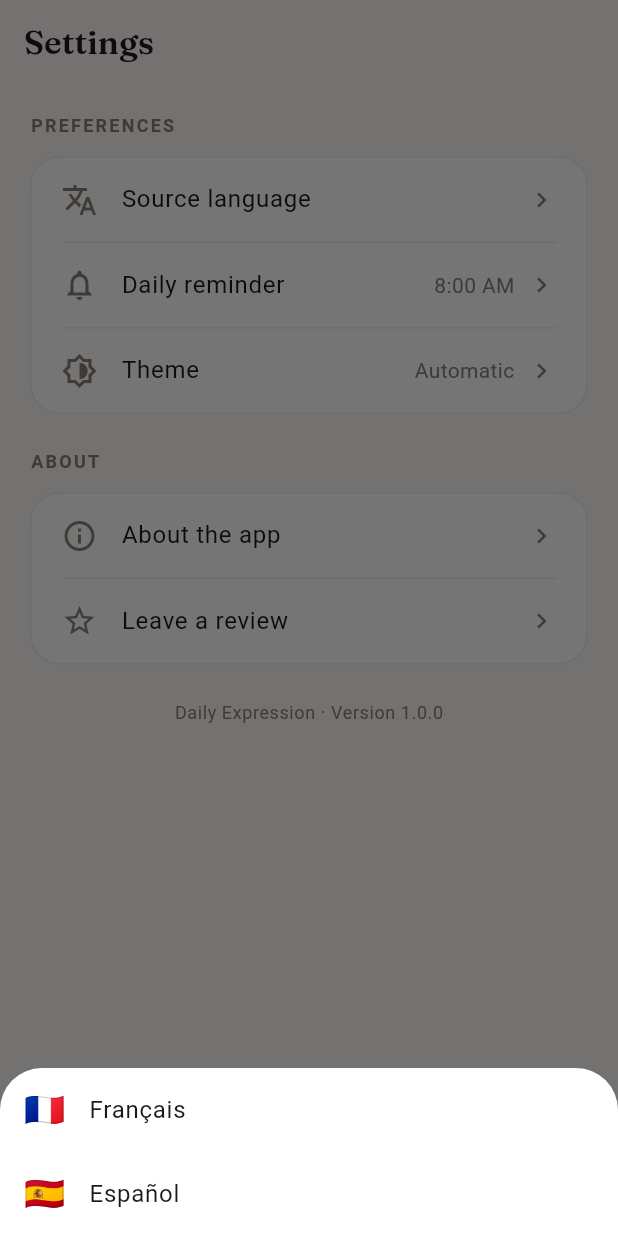
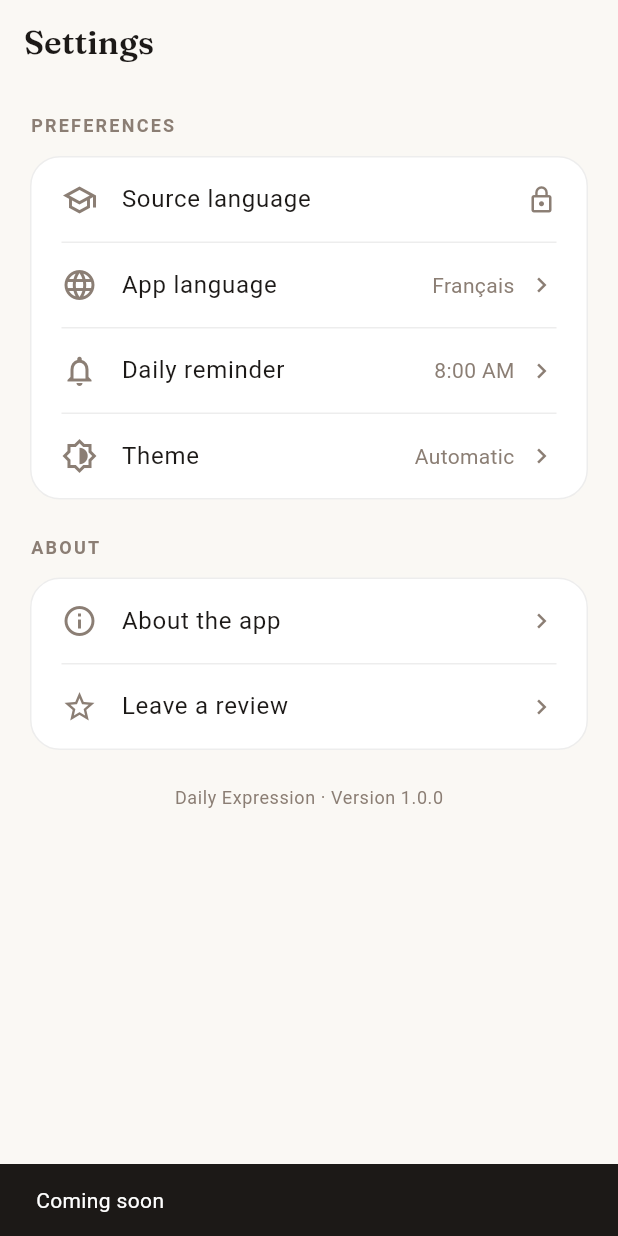
Before and after one commit to romgrm/dailyexpression, a Flutter app: the SettingsScreen screen opened by its route, after a tap on "Source language", on a phone screen of 412 x 824 dp. Run offline on Flutter 3.47's test engine with Material 3 defaults, Android fonts, the phone set to English and light mode, and no system bars; our stand-ins replace flutter_bloc, go_router, google_fonts, logger, shared_preferences; accounts and stored records are empty; generated files the repository leaves out were written again.

Commit message:
feat(core): adding app langage selection in settings

```diff
--- a/lib/data/repositories/settings_repository.dart
+++ b/lib/data/repositories/settings_repository.dart
@@ -18,10 +18,12 @@ class SettingsRepository {
   static const _themeModeKey = 'theme_mode';
   static const _onboardingCompleteKey = 'onboarding_complete';
   static const _userSeedKey = 'user_seed';
+  static const _appLanguageKey = 'app_language';
 
   AppSettings read() {
     return AppSettings(
       nativeLanguage: _prefs.getString(_nativeLanguageKey),
+      appLanguage: _prefs.getString(_appLanguageKey),
       reminderHour: _prefs.getInt(_reminderHourKey) ?? 8,
       reminderMinute: _prefs.getInt(_reminderMinuteKey) ?? 0,
       themeMode: _themeModeFromName(_prefs.getString(_themeModeKey)),
@@ -33,6 +35,10 @@ class SettingsRepository {
     final native = settings.nativeLanguage;
     if (native != null) {
       await _prefs.setString(_nativeLanguageKey, native);
+    }
+    final appLanguage = settings.appLanguage;
+    if (appLanguage != null) {
+      await _prefs.setString(_appLanguageKey, appLanguage);
     }
     await _prefs.setInt(_reminderHourKey, settings.reminderHour);
     await _prefs.setInt(_reminderMinuteKey, settings.reminderMinute);
--- a/lib/domain/models/app_settings.dart
+++ b/lib/domain/models/app_settings.dart
@@ -5,15 +5,22 @@ import 'app_theme_mode.dart';
 class AppSettings {
   const AppSettings({
     this.nativeLanguage,
+    this.appLanguage,
     this.reminderHour = 8,
     this.reminderMinute = 0,
     this.themeMode = AppThemeMode.system,
     this.onboardingComplete = false,
   });
 
-  /// The user's native language code (e.g. 'fr', 'es'); null until chosen
-  /// during onboarding.
+  /// The user's native (source) language code (e.g. 'fr', 'es'); null until
+  /// chosen during onboarding. Defines the corpus pair and is not user-editable
+  /// on the free tier (changing/adding pairs is a premium feature).
   final String? nativeLanguage;
+
+  /// The app UI (wording) language code; null until onboarding. Free users can
+  /// switch it between their source and target languages, independently of the
+  /// corpus pair.
+  final String? appLanguage;
   final int reminderHour;
   final int reminderMinute;
   final AppThemeMode themeMode;
@@ -21,6 +28,7 @@ class AppSettings {
 
   AppSettings copyWith({
     String? nativeLanguage,
+    String? appLanguage,
     int? reminderHour,
     int? reminderMinute,
     AppThemeMode? themeMode,
@@ -28,6 +36,7 @@ class AppSettings {
   }) {
     return AppSettings(
       nativeLanguage: nativeLanguage ?? this.nativeLanguage,
+      appLanguage: appLanguage ?? this.appLanguage,
       reminderHour: reminderHour ?? this.reminderHour,
       reminderMinute: reminderMinute ?? this.reminderMinute,
       themeMode: themeMode ?? this.themeMode,
@@ -40,6 +49,7 @@ class AppSettings {
       identical(this, other) ||
       other is AppSettings &&
           other.nativeLanguage == nativeLanguage &&
+          other.appLanguage == appLanguage &&
           other.reminderHour == reminderHour &&
           other.reminderMinute == reminderMinute &&
           other.themeMode == themeMode &&
@@ -48,6 +58,7 @@ class AppSettings {
   @override
   int get hashCode => Object.hash(
         nativeLanguage,
+        appLanguage,
         reminderHour,
         reminderMinute,
         themeMode,
--- a/lib/l10n/app_en.arb
+++ b/lib/l10n/app_en.arb
@@ -35,6 +35,7 @@
   "settingsPreferences": "Preferences",
   "settingsAbout": "About",
   "settingsSourceLanguage": "Source language",
+  "settingsAppLanguage": "App language",
   "settingsDailyReminder": "Daily reminder",
   "settingsTheme": "Theme",
   "settingsThemeSystem": "Automatic",
--- a/lib/l10n/app_es.arb
+++ b/lib/l10n/app_es.arb
@@ -26,6 +26,7 @@
   "settingsPreferences": "Preferencias",
   "settingsAbout": "Acerca de",
   "settingsSourceLanguage": "Idioma de origen",
+  "settingsAppLanguage": "Idioma de la app",
   "settingsDailyReminder": "Recordatorio diario",
   "settingsTheme": "Tema",
   "settingsThemeSystem": "Automático",
--- a/lib/l10n/app_fr.arb
+++ b/lib/l10n/app_fr.arb
@@ -26,6 +26,7 @@
   "settingsPreferences": "Préférences",
   "settingsAbout": "À propos",
   "settingsSourceLanguage": "Langue source",
+  "settingsAppLanguage": "Langue de l'app",
   "settingsDailyReminder": "Rappel quotidien",
   "settingsTheme": "Thème",
   "settingsThemeSystem": "Automatique",
--- a/lib/main.dart
+++ b/lib/main.dart
@@ -95,12 +95,14 @@ class _AppViewState extends State<_AppView> {
   Widget build(BuildContext context) {
     return BlocBuilder<SettingsCubit, AppSettings>(
       builder: (context, settings) {
+        final appLocale = settings.appLanguage ?? settings.nativeLanguage;
         return MaterialApp.router(
           onGenerateTitle: (context) => AppLocalizations.of(context).appTitle,
           debugShowCheckedModeBanner: false,
           theme: AppTheme.light,
           darkTheme: AppTheme.dark,
           themeMode: settings.themeMode.material,
+          locale: appLocale != null ? Locale(appLocale) : null,
           routerConfig: _router,
           localizationsDelegates: AppLocalizations.localizationsDelegates,
           supportedLocales: AppLocalizations.supportedLocales,
--- a/lib/ui/core/settings/settings_cubit.dart
+++ b/lib/ui/core/settings/settings_cubit.dart
@@ -30,6 +30,7 @@ class SettingsCubit extends Cubit<AppSettings> {
     return _persist(
       state.copyWith(
         nativeLanguage: nativeLanguage,
+        appLanguage: nativeLanguage,
         reminderHour: reminderHour,
         reminderMinute: reminderMinute,
         onboardingComplete: true,
@@ -40,8 +41,8 @@ class SettingsCubit extends Cubit<AppSettings> {
   Future<void> setThemeMode(AppThemeMode mode) =>
       _persist(state.copyWith(themeMode: mode));
 
-  Future<void> setNativeLanguage(String code) =>
-      _persist(state.copyWith(nativeLanguage: code));
+  Future<void> setAppLanguage(String code) =>
+      _persist(state.copyWith(appLanguage: code));
 
   Future<void> setReminderTime(int hour, int minute) =>
       _persist(state.copyWith(reminderHour: hour, reminderMinute: minute));
--- a/lib/ui/features/daily/cubit/daily_cubit.dart
+++ b/lib/ui/features/daily/cubit/daily_cubit.dart
@@ -51,7 +51,8 @@ class DailyCubit extends Cubit<DailyState> {
         categoryLabel: config.categoryLabel(concept.category, _uiLanguageCode),
       );
       final nativeName =
-          config.languageByCode(pair.native)?.nameNative ?? pair.native;
+          config.languageByCode(pair.native)?.displayName(_uiLanguageCode) ??
+              pair.native;
       logger.d('[daily] loaded ${concept.id} for ${pair.glossKey}');
       emit(DailyLoaded(
         date: _clock.now(),
--- a/lib/ui/features/daily/view/daily_view.dart
+++ b/lib/ui/features/daily/view/daily_view.dart
@@ -25,7 +25,7 @@ final class DailyView extends StatelessWidget {
     final uiLanguageCode = Localizations.localeOf(context).languageCode;
     final nativeLanguageCode = settings.nativeLanguage ?? 'fr';
     return BlocProvider(
-      key: ValueKey(nativeLanguageCode),
+      key: ValueKey('$nativeLanguageCode|$uiLanguageCode'),
       create: (context) => DailyCubit(
         corpus: context.read<CorpusRepository>(),
         getDailyExpression: context.read<GetDailyExpression>(),
--- a/lib/ui/features/settings/view/settings_screen.dart
+++ b/lib/ui/features/settings/view/settings_screen.dart
@@ -49,7 +49,12 @@ final class _SettingsBody extends StatelessWidget {
   @override
   Widget build(BuildContext context) {
     final l10n = AppLocalizations.of(context);
+    final appLang = settings.appLanguage ?? settings.nativeLanguage ?? 'fr';
     final native = config.languageByCode(settings.nativeLanguage ?? '');
+    final target = config.languageByCode('en');
+    final pairValue = (native == null || target == null)
+        ? null
+        : '${native.displayName(appLang)} → ${target.displayName(appLang)}';
     final reminder = TimeOfDay(
       hour: settings.reminderHour,
       minute: settings.reminderMinute,
@@ -62,11 +67,19 @@ final class _SettingsBody extends StatelessWidget {
           title: l10n.settingsPreferences,
           children: [
             _SettingsRow(
-              icon: Icons.translate_outlined,
+              icon: Icons.school_outlined,
               title: l10n.settingsSourceLanguage,
-              value:
-                  native == null ? null : '${native.flag}  ${native.nameNative}',
-              onTap: () => _pickLanguage(context),
+              value: pairValue,
+              trailing: const Icon(Icons.lock_outline, size: AppSpacing.lg),
+              onTap: () => ScaffoldMessenger.of(context).showSnackBar(
+                SnackBar(content: Text(l10n.settingsComingSoon)),
+              ),
+            ),
+            _SettingsRow(
+              icon: Icons.language_outlined,
+              title: l10n.settingsAppLanguage,
+              value: config.languageByCode(appLang)?.nameNative,
+              onTap: () => _pickAppLanguage(context, appLang),
             ),
             _SettingsRow(
               icon: Icons.notifications_outlined,
@@ -123,32 +136,27 @@ final class _SettingsBody extends StatelessWidget {
         AppThemeMode.dark => l10n.settingsThemeDark,
       };
 
-  Future<void> _pickLanguage(BuildContext context) async {
+  Future<void> _pickAppLanguage(BuildContext context, String current) async {
     final cubit = context.read<SettingsCubit>();
+    final codes = <String>{settings.nativeLanguage ?? 'fr', 'en'};
     final selected = await showModalBottomSheet<String>(
       context: context,
       builder: (sheetContext) => SafeArea(
         child: Column(
           mainAxisSize: MainAxisSize.min,
           children: [
-            for (final code in config.selectableNativeCodes)
+            for (final code in codes)
               if (config.languageByCode(code) case final info?)
                 ListTile(
-                  leading: Text(
-                    info.flag,
-                    style: Theme.of(sheetContext).textTheme.titleLarge,
-                  ),
                   title: Text(info.nameNative),
-                  trailing: code == settings.nativeLanguage
-                      ? const Icon(Icons.check)
-                      : null,
+                  trailing: code == current ? const Icon(Icons.check) : null,
                   onTap: () => Navigator.of(sheetContext).pop(code),
                 ),
           ],
         ),
       ),
     );
-    if (selected != null) await cubit.setNativeLanguage(selected);
+    if (selected != null) await cubit.setAppLanguage(selected);
   }
 
   Future<void> _pickReminderTime(
@@ -223,12 +231,14 @@ final class _SettingsRow extends StatelessWidget {
     required this.title,
     this.value,
     this.onTap,
+    this.trailing,
   });
 
   final IconData icon;
   final String title;
   final String? value;
   final VoidCallback? onTap;
+  final Widget? trailing;
 
   @override
   Widget build(BuildContext context) {
@@ -255,7 +265,12 @@ final class _SettingsRow extends StatelessWidget {
               ),
               const Sizer.xs(),
             ],
-            if (onTap != null)
+            if (trailing != null)
+              IconTheme(
+                data: IconThemeData(color: scheme.onSurfaceVariant),
+                child: trailing!,
+              )
+            else if (onTap != null)
               Icon(
                 Icons.chevron_right,
                 size: AppSpacing.lg,
```
Also changed, not shown: 1 other file.
